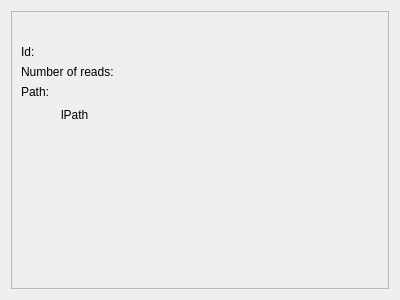
aakrosh/marva, file ui_components/currenttaxnodedetails.ui: the form before one commit.
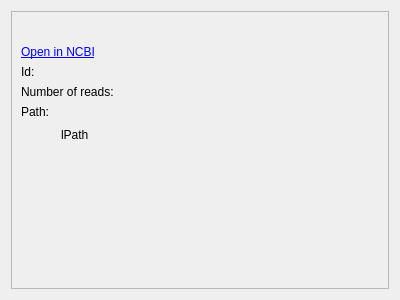
The form after the commit.

Commit message: Added link to the NCBI database into the Current Node Info widget

```diff
--- a/ui_components/currenttaxnodedetails.ui
+++ b/ui_components/currenttaxnodedetails.ui
@@ -44,6 +44,16 @@
          </property>
         </widget>
        </item>
+       <item>
+        <widget class="QLabel" name="lNcbi">
+         <property name="text">
+          <string>&lt;a href=&quot;http://www.ncbi.nlm.nih.gov/Taxonomy/Browser/wwwtax.cgi?mode=Info&amp;id=7215&quot;&gt;Open in NCBI&lt;/a&gt;</string>
+         </property>
+         <property name="openExternalLinks">
+          <bool>true</bool>
+         </property>
+        </widget>
+       </item>
        <item>
         <layout class="QHBoxLayout" name="layId">
          <item>
```
The commit also changes 1 other file.
